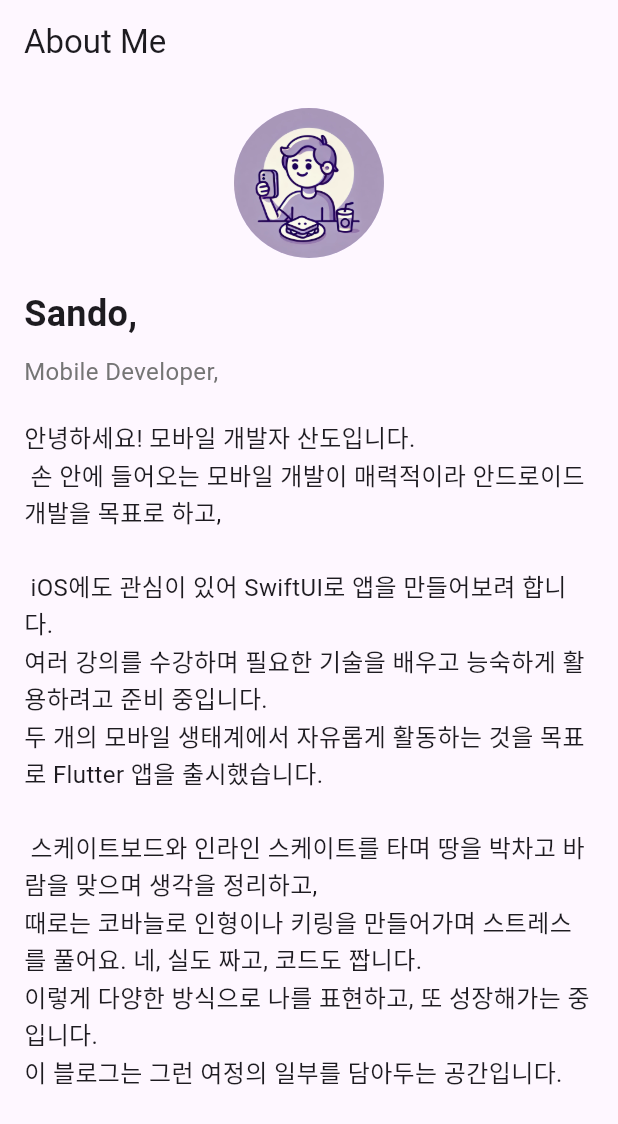
After one commit to ph-value/ph-value.github.io, a Flutter app: the AboutPage screen opened directly, on a phone screen of 412 x 824 dp. The commit adds this screen. Shown: the top 1124 px of the screen. Run offline on Flutter 3.47's test engine with Material 3 defaults, Android fonts, the phone set to English and light mode, and no system bars; our stand-ins replace cloud_firestore, firebase_auth, firebase_core; missing offline and left inert: dart:html, markdown_widget; accounts and stored records are empty; network calls fail; statements that could not run were skipped.

Commit message:
AboutPage.dart ADD profile image, contents.

```diff
--- /dev/null
+++ b/lib/AboutPage.dart
@@ -0,0 +1,66 @@
+import 'package:flutter/material.dart';
+
+class AboutPage extends StatelessWidget {
+  @override
+  Widget build(BuildContext context) {
+    return Scaffold(
+      appBar: AppBar(
+        title: Text('About Me'),
+      ),
+      body: Padding(
+        padding: const EdgeInsets.all(16.0),
+        child: Column(
+          crossAxisAlignment: CrossAxisAlignment.start,
+          children: [
+            Center(
+              child: CircleAvatar(
+                radius: 50,
+                backgroundImage:
+                    AssetImage('assets/profile.WEBP'), // 프로필 이미지 경로
+              ),
+            ),
+            SizedBox(height: 20),
+            Text(
+              'Sando, ', // 이름 입력
+              style: TextStyle(
+                fontSize: 24,
+                fontWeight: FontWeight.bold,
+              ),
+            ),
+            SizedBox(height: 10),
+            Text(
+              'Mobile Developer,', // 직업 또는 타이틀
+              style: TextStyle(
+                fontSize: 16,
+                color: Colors.grey[600],
+              ),
+            ),
+            SizedBox(height: 20),
+            Text(
+              '안녕하세요! 모바일 개발자 산도입니다. '
+              '\n 손 안에 들어오는 모바일 개발이 매력적이라 안드로이드 개발을 목표로 하고, \n'
+              '\n iOS에도 관심이 있어 SwiftUI로 앱을 만들어보려 합니다. '
+              '\n여러 강의를 수강하며 필요한 기술을 배우고 능숙하게 활용하려고 준비 중입니다.'
+              '\n두 개의 모바일 생태계에서 자유롭게 활동하는 것을 목표로 Flutter 앱을 출시했습니다. '
+              '\n\n 스케이트보드와 인라인 스케이트를 타며 땅을 박차고 바람을 맞으며 생각을 정리하고,'
+              '\n때로는 코바늘로 인형이나 키링을 만들어가며 스트레스를 풀어요. 네, 실도 짜고, 코드도 짭니다.'
+              '\n이렇게 다양한 방식으로 나를 표현하고, 또 성장해가는 중입니다. '
+              '\n이 블로그는 그런 여정의 일부를 담아두는 공간입니다.',
+              // 소개 글
+              style: TextStyle(
+                fontSize: 16,
+                height: 1.5,
+              ),
+            ),
+          ],
+        ),
+      ),
+    );
+  }
+}
+
+void main() {
+  runApp(MaterialApp(
+    home: AboutPage(),
+  ));
+}
--- a/lib/main.dart
+++ b/lib/main.dart
@@ -1,4 +1,5 @@
 import 'package:flutter/material.dart';
+import 'package:sando_diary/AboutPage.dart';
 import 'package:sando_diary/BlogPostList.dart';
 import 'package:sando_diary/customDecoration.dart';
 import 'package:sando_diary/guestBookPage.dart';
@@ -429,12 +430,7 @@ class Page1 extends StatelessWidget {
 class Page3 extends StatelessWidget {
   @override
   Widget build(BuildContext context) {
-    return Center(
-      child: Text(
-        'Page 3',
-        style: TextStyle(fontSize: 24),
-      ),
-    );
+    return AboutPage();
   }
 }
 
--- a/pubspec.yaml
+++ b/pubspec.yaml
@@ -40,7 +40,8 @@ flutter:
   assets:
     - post/
     - post_files.json
-#    - post_images/
+    - post_images/
+    - assets/
 
   # The following line ensures that the Material Icons font is
   # included with your application, so that you can use the icons in
```
Also changed, not shown: assets/profile.WEBP (added).
